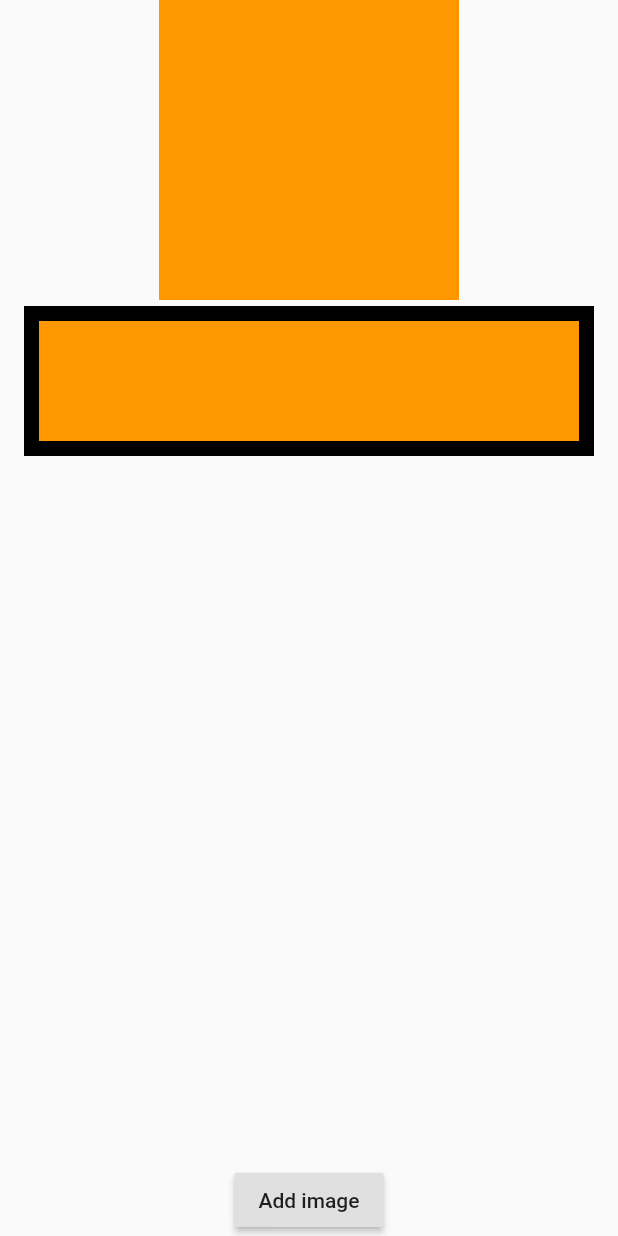
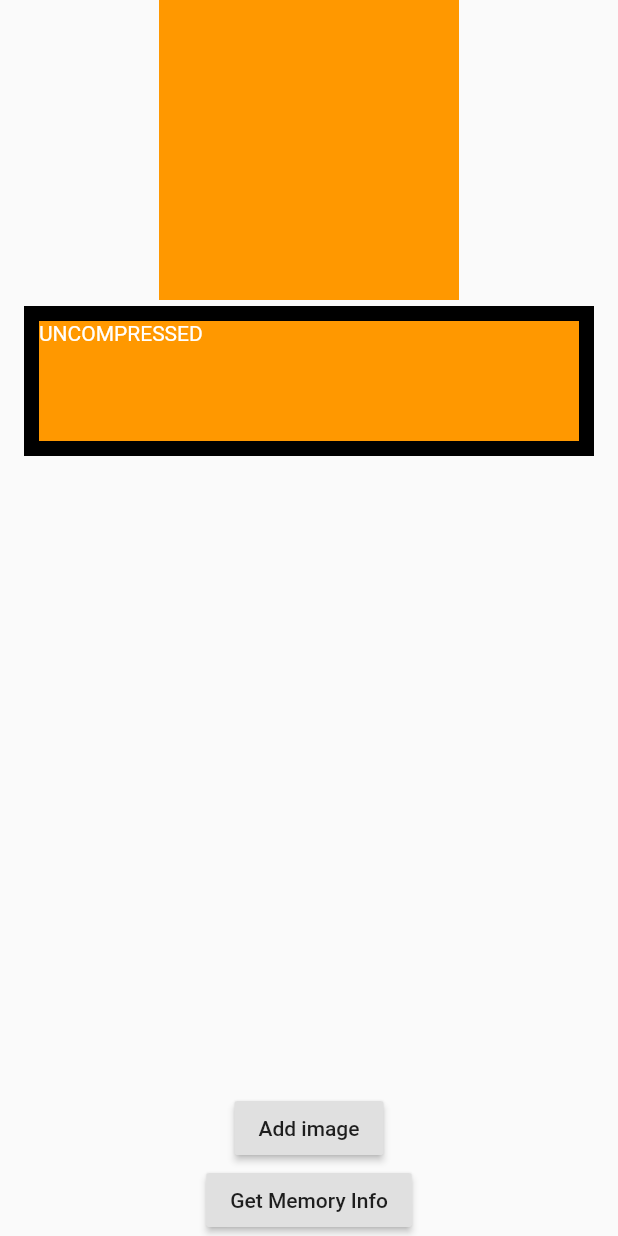
Before and after one commit to jaween/playground, a Flutter app: the screen it shows after launch, after a tap on "Use uncompressed", on a phone screen of 412 x 824 dp. Run offline on Flutter 3.47's test engine with Material 2 defaults, Android fonts, the light colour scheme and no system bars; our stand-ins replace rxdart, tuple; missing offline and left inert: flutter_sound.

Commit message:
Implement compression and decompression in flutter_compressed_images

```diff
--- /dev/null
+++ b/flutter_compressed_images/flutter_compressed_images/lib/drawing_canvas.dart
@@ -0,0 +1,71 @@
+import 'dart:ui' as ui;
+
+import 'package:flutter/material.dart' hide Image;
+import 'package:flutter_compressed_images/image_display.dart';
+import 'package:flutter_compressed_images/drawing_handler.dart';
+import 'package:flutter_compressed_images/image_holder.dart';
+
+typedef void ImageModifiedCallback(ui.Image image);
+
+class DrawingCanvas extends StatefulWidget {
+  final ImageHolder imageHolder;
+  final ImageModifiedCallback onImageModified;
+
+  DrawingCanvas({@required this.imageHolder, @required this.onImageModified});
+
+  @override
+  _DrawingCanvasState createState() => _DrawingCanvasState();
+}
+
+class _DrawingCanvasState extends State<DrawingCanvas> {
+  ui.Image _image;
+  DrawingHandler _handler;
+
+  @override
+  void initState() {
+    onImageHolderChanged();
+    super.initState();
+  }
+
+  @override
+  void didUpdateWidget(DrawingCanvas oldWidget) {
+    if (oldWidget.imageHolder != widget.imageHolder) {
+      onImageHolderChanged();
+    }
+    super.didUpdateWidget(oldWidget);
+  }
+
+  void onImageHolderChanged() {
+    widget.imageHolder.uiImage.then((image) async {
+      setState(() {
+        _image = image;
+        _handler = DrawingHandler(
+          image: image,
+          onImageReady: (newImage) async {
+            widget.onImageModified(newImage);
+            setState(() => _image = newImage);
+          },
+        );
+      });
+    });
+  }
+
+  @override
+  Widget build(BuildContext context) {
+    return Container(
+      width: 200,
+      height: 200,
+      color: _image == null ? Colors.grey : null,
+      child: _image == null
+          ? null
+          : GestureDetector(
+              onPanDown: (p) => _handler
+                  .start(p.localPosition / 200 * ImageHolder.size.width),
+              onPanUpdate: (p) => _handler
+                  .move(p.localPosition / 200 * ImageHolder.size.height),
+              onPanEnd: (d) => _handler.end(),
+              child: ImageDisplay(image: _image),
+            ),
+    );
+  }
+}
--- a/flutter_compressed_images/flutter_compressed_images/lib/drawing_window.dart
+++ /dev/null
@@ -1,73 +0,0 @@
-import 'dart:typed_data';
-import 'dart:ui' as ui;
-
-import 'package:flutter/material.dart' hide Image;
-import 'package:flutter_compressed_images/drawing_handler.dart';
-import 'package:flutter_compressed_images/image_holder.dart';
-import 'package:flutter_compressed_images/main.dart';
-
-class DrawingWindow extends StatefulWidget {
-  final ImageHolder imageHolder;
-  final Function onUpdate;
-
-  DrawingWindow({@required this.imageHolder, @required this.onUpdate});
-
-  @override
-  _DrawingWindowState createState() => _DrawingWindowState();
-}
-
-class _DrawingWindowState extends State<DrawingWindow> {
-  ui.Image _image;
-  DrawingHandler handler;
-
-  @override
-  void initState() {
-    newImageHolder();
-    super.initState();
-  }
-
-  @override
-  void didUpdateWidget(DrawingWindow oldWidget) {
-    if (oldWidget.imageHolder != widget.imageHolder) {
-      newImageHolder();
-    }
-    super.didUpdateWidget(oldWidget);
-  }
-
-  void newImageHolder() {
-    widget.imageHolder.image().then((image) async {
-      setState(() {
-        _image = image;
-        handler = DrawingHandler(
-          image: image,
-          onImageReady: (newImage) async {
-            setState(() => _image = newImage);
-            final pngData = await _image.toByteData(format: ui.ImageByteFormat.png);
-            widget.onUpdate(pngData.buffer.asUint8List());
-          },
-        );
-      });
-    });
-  }
-
-  @override
-  Widget build(BuildContext context) {
-    return Container(
-      width: 200,
-      height: 200,
-      color: _image == null ? Colors.grey : null,
-      child: _image == null
-          ? null
-          : GestureDetector(
-              onPanDown: (p) =>
-                  handler.start(p.localPosition / 200 * ImageHolder.size.width),
-              onPanUpdate: (p) =>
-                  handler.move(p.localPosition / 200 * ImageHolder.size.height),
-              onPanEnd: (d) => handler.end(),
-              child: CustomPaint(
-                painter: ImagePainter(image: _image),
-              ),
-            ),
-    );
-  }
-}
--- /dev/null
+++ b/flutter_compressed_images/flutter_compressed_images/lib/image_display.dart
@@ -0,0 +1,97 @@
+import 'dart:ui' as ui;
+
+import 'package:flutter/material.dart';
+import 'package:flutter_compressed_images/image_holder.dart';
+
+/// Displays the image based on which mode it is in.
+class ImageDisplay extends StatelessWidget {
+  final ImageHolder imageHolder;
+  final ui.Image image;
+
+  ImageDisplay({
+    this.imageHolder,
+    this.image,
+  }) : assert(imageHolder != null || image != null);
+
+  @override
+  Widget build(BuildContext context) {
+    return Stack(
+      fit: StackFit.expand,
+      children: <Widget>[
+        Builder(
+          builder: (context) {
+            if (image != null) {
+              return _buildDartUiImage(image);
+            } else if (imageHolder.editMode) {
+              return FutureBuilder<ui.Image>(
+                future: imageHolder.uiImage,
+                initialData: null,
+                builder: (context, snapshot) {
+                  if (snapshot.data == null) {
+                    return Container(
+                      color: Colors.black,
+                    );
+                  }
+                  return _buildDartUiImage(snapshot.data);
+                },
+              );
+            } else {
+              return _buildImageFromPngBytes(imageHolder);
+            }
+          },
+        ),
+        if (imageHolder?.editMode == true)
+          Text(
+            "UNCOMPRESSED",
+            style: Theme.of(context)
+                .textTheme
+                .bodyText2
+                .copyWith(color: Colors.white),
+          ),
+        if (imageHolder?.dirty == true)
+          Text(
+            "\nDIRTY",
+            style: Theme.of(context)
+                .textTheme
+                .bodyText2
+                .copyWith(color: Colors.white),
+          ),
+      ],
+    );
+  }
+
+  Widget _buildDartUiImage(ui.Image image) {
+    return CustomPaint(
+      painter: ImagePainter(image: image),
+    );
+  }
+
+  Widget _buildImageFromPngBytes(ImageHolder image) {
+    return Image.memory(
+      image.pngBytes,
+      fit: BoxFit.fill,
+      filterQuality: FilterQuality.none,
+    );
+  }
+}
+
+class ImagePainter extends CustomPainter {
+  final ui.Image image;
+
+  ImagePainter({@required this.image});
+
+  @override
+  bool shouldRepaint(CustomPainter oldDelegate) => true;
+
+  @override
+  void paint(ui.Canvas canvas, ui.Size size) {
+    final src = Rect.fromLTWH(
+      0,
+      0,
+      image.width.toDouble(),
+      image.height.toDouble(),
+    );
+    final dst = Rect.fromLTWH(0, 0, size.width, size.height);
+    canvas.drawImageRect(image, src, dst, Paint());
+  }
+}
--- a/flutter_compressed_images/flutter_compressed_images/lib/image_holder.dart
+++ b/flutter_compressed_images/flutter_compressed_images/lib/image_holder.dart
@@ -1,3 +1,4 @@
+import 'dart:async';
 import 'dart:math';
 import 'dart:typed_data';
 import 'dart:ui';
@@ -7,41 +8,130 @@ import 'package:flutter/foundation.dart';
 import 'package:flutter/material.dart';
 
 class ImageHolder {
-  static const size = Size(16, 16);
+  static const size = Size(1500, 1500);
 
   Uint8List _pngBytes;
+  ui.Image _image;
+  Completer<ui.Image> _pngDecodeCompleter;
+  bool _editMode = false;
+  bool _dirty = false;
 
-  ImageHolder();
+  ImageHolder._({@required Uint8List pngBytes}): _pngBytes = pngBytes;
 
-  ImageHolder.fromPng(Uint8List pngBytes) : _pngBytes = pngBytes;
-
-  Future<void> createImage(VoidCallback onImageReady) async {
+  static Future<ImageHolder> create() async {
     final pictureRecorder = PictureRecorder();
     final canvas = Canvas(pictureRecorder);
-    const colorList = [Colors.orange, Colors.blue, Colors.pink, Colors.purple];
+    const colorList = [
+      Colors.orange,
+      Colors.blue,
+      Colors.pink,
+      Colors.purple,
+      Colors.green,
+      Colors.amber,
+      Colors.brown,
+      Colors.cyan,
+      Colors.lightGreen,
+      Colors.lightBlue
+    ];
     final random = Random();
     final index = random.nextInt(colorList.length);
     canvas.drawColor(colorList[index], BlendMode.color);
     final picture = pictureRecorder.endRecording();
     final image = await picture.toImage(
-
       size.width.toInt(),
       size.height.toInt(),
     );
     final bytes = await image.toByteData(format: ImageByteFormat.png);
-    _pngBytes = bytes.buffer.asUint8List();
+    return ImageHolder._(pngBytes: bytes.buffer.asUint8List());
+  }
+
+  Future<void> createImage({@required VoidCallback onImageReady}) async {
+
     onImageReady();
   }
 
-  Uint8List pngBytes() => _pngBytes;
+  bool get dirty => _dirty;
 
-  Future<ui.Image> image() async {
-    if (_pngBytes == null) {
-      return null;
+  bool get editMode => _editMode;
+
+  Uint8List get pngBytes => _pngBytes;
+
+  Future<ui.Image> get uiImage => _pngDecodeCompleter.future;
+
+  Future<void> beginEditing() {
+    if (editMode) {
+      return _pngDecodeCompleter.future;
     }
-    final bytes = _pngBytes;
-    final codec = await instantiateImageCodec(bytes);
-    final frame = await codec.getNextFrame();
-    return frame.image;
+
+    _editMode = true;
+    _pngDecodeCompleter = Completer<ui.Image>();
+    final decode = () async {
+      final codec = await instantiateImageCodec(_pngBytes);
+      final frame = await codec.getNextFrame();
+      _image = frame.image;
+      _pngDecodeCompleter?.complete(_image);
+    };
+    decode();
+    return _pngDecodeCompleter.future;
+  }
+
+  void edited({@required ui.Image edited}) async {
+    assert(editMode);
+    _image = edited;
+    _dirty = true;
+    _pngDecodeCompleter = Completer<ui.Image>();
+    _pngDecodeCompleter.complete(edited);
+  }
+
+  Future<void> endEditing() async {
+    assert(editMode);
+
+    if (dirty) {
+      final pngByteData = await _image.toByteData(format: ImageByteFormat.png);
+      _pngBytes = pngByteData.buffer.asUint8List();
+    }
+
+    _editMode = false;
+    _pngDecodeCompleter = null;
+    _image = null;
+    _dirty = false;
   }
 }
+
+/**
+    Uint8List _pngBytes;
+    ui.Image _image;
+    Completer<ui.Image> _imageCompleter;
+
+    bool get editMode;
+
+    Uint8List get readOnlyImage {
+    assert(!editMode);
+    return _pngBytes;
+    }
+
+    Future<ui.Image> beginEditing() async {
+    if (editMode) {
+    return Future.value(_image);
+    }
+
+    final decode = () async {
+    final codec = await instantiateImageCodec(_pngBytes);
+    final frame = await codec.getNextFrame();
+    _image = frame.image;
+    editMode = true;
+    _imageCompleter.completer(_image);
+    };
+    decode();
+    return _imageCompleter.future;
+    }
+
+    Future<void> completeEditing({ui.Image image}) async {
+    assert(editMode);
+    if (_editMode && image != null && image != _image) {
+    _pngData = await image.toByteData(format: PNG);
+    _image = null;
+    }
+    _editMode = false;
+    }
+ */
--- a/flutter_compressed_images/flutter_compressed_images/lib/image_list_screen.dart
+++ /dev/null
@@ -1,116 +0,0 @@
-import 'dart:ui' as ui;
-
-import 'package:flutter/foundation.dart';
-import 'package:flutter/material.dart';
-import 'package:flutter_compressed_images/drawing_window.dart';
-import 'package:flutter_compressed_images/image_holder.dart';
-import 'package:flutter_compressed_images/main.dart';
-
-class ImageListScreen extends StatefulWidget {
-  final bool png;
-
-  ImageListScreen({@required this.png});
-
-  @override
-  _ImageListScreenState createState() => _ImageListScreenState();
-}
-
-class _ImageListScreenState extends State<ImageListScreen> {
-  final images = <ImageHolder>[];
-  int _selected;
-
-  @override
-  void initState() {
-    _addImage();
-
-    super.initState();
-  }
-
-  void _addImage() {
-    final image = ImageHolder();
-    image.createImage(() {
-      if (mounted) {
-        setState(() {
-          _selected = 0;
-          images.add(image);
-        });
-      }
-    });
-  }
-
-  @override
-  Widget build(BuildContext context) {
-    return Scaffold(
-      body: SafeArea(
-        child: Column(
-          mainAxisSize: MainAxisSize.max,
-          children: <Widget>[
-            if (_selected != null)
-              DrawingWindow(
-                imageHolder: images[_selected],
-                onUpdate: (pngBytes) {
-                  setState(() => images[_selected] = ImageHolder.fromPng(pngBytes));
-                },
-              ),
-            Expanded(
-              child: ListView.builder(
-                itemCount: images.length,
-                itemBuilder: (context, index) {
-                  final image = images[index];
-                  return ListTile(
-                    onTap: () {
-                      setState(() {
-                        _selected = index;
-                      });
-                    },
-                    title: Container(
-                      width: 100,
-                      height: 100,
-                      decoration: BoxDecoration(
-                        border: Border.all(
-                          width: _selected == index ? 10 : 1,
-                        ),
-                      ),
-                      child: widget.png
-                          ? _buildPngImage(image)
-                          : _buildBytesImage(image),
-                    ),
-                  );
-                },
-              ),
-            ),
-            RaisedButton(
-              child: Text("Add image"),
-              onPressed: _addImage,
-            ),
-          ],
-        ),
-      ),
-    );
-  }
-
-  Widget _buildBytesImage(ImageHolder image) {
-    return FutureBuilder<ui.Image>(
-      future: image.image(),
-      initialData: null,
-      builder: (context, snapshot) {
-        if (snapshot.data == null) {
-          return Container(
-            color: Colors.blue,
-          );
-        }
-        return CustomPaint(
-          painter: ImagePainter(image: snapshot.data),
-        );
-      },
-    );
-  }
-
-  Widget _buildPngImage(ImageHolder image) {
-    return Image.memory(
-      image.pngBytes(),
-      fit: BoxFit.fill,
-      filterQuality: FilterQuality.none,
-    );
-  }
-}
--- /dev/null
+++ b/flutter_compressed_images/flutter_compressed_images/lib/list_screen.dart
@@ -0,0 +1,113 @@
+import 'package:flutter/material.dart';
+import 'package:flutter/services.dart';
+import 'package:flutter_compressed_images/image_display.dart';
+import 'package:flutter_compressed_images/drawing_canvas.dart';
+import 'package:flutter_compressed_images/image_holder.dart';
+
+class ListScreen extends StatefulWidget {
+  ListScreen();
+
+  @override
+  _ListScreenState createState() => _ListScreenState();
+}
+
+class _ListScreenState extends State<ListScreen> {
+  final _images = <ImageHolder>[];
+  int _selected;
+
+  @override
+  void initState() {
+    _addNewImageHolder().then((_) {
+      if (mounted) {
+        setState(() {
+          setState(() {
+            _selected = 0;
+            _images[_selected].beginEditing().then((_) => setState(() => {}));
+          });
+        });
+      }
+    });
+
+    super.initState();
+  }
+
+  Future<void> _addNewImageHolder() async {
+    final image = await ImageHolder.create();
+    if (mounted) {
+      setState(() => _images.add(image));
+    }
+  }
+
+  @override
+  Widget build(BuildContext context) {
+    return Scaffold(
+      body: SafeArea(
+        child: Column(
+          mainAxisSize: MainAxisSize.max,
+          children: <Widget>[
+            if (_selected != null)
+              DrawingCanvas(
+                imageHolder: _images[_selected],
+                onImageModified: (uiImage) {
+                  setState(() {
+                    _images[_selected].edited(edited: uiImage);
+                  });
+                },
+              ),
+            Expanded(
+              child: ListView.builder(
+                itemCount: _images.length,
+                itemBuilder: (context, index) {
+                  return ListTile(
+                    onTap: () async {
+                      // TODO: Maybe make end then begin more robust to not need this check
+                      if (_selected == index) {
+                        return;
+                      }
+
+                      _images[_selected]
+                          .endEditing()
+                          .then((_) => setState(() {}));
+                      setState(() {
+                        _selected = index;
+                        _images[_selected]
+                            .beginEditing()
+                            .then((_) => setState(() {
+                                  print("Editing ready");
+                                }));
+                      });
+                    },
+                    title: Container(
+                      width: 100,
+                      height: 100,
+                      decoration: BoxDecoration(
+                        border: Border.all(
+                          width: _selected == index ? 10 : 1,
+                        ),
+                      ),
+                      child: ImageDisplay(
+                        imageHolder: _images[index],
+                      ),
+                    ),
+                  );
+                },
+              ),
+            ),
+            RaisedButton(
+              child: Text("Add image"),
+              onPressed: _addNewImageHolder,
+            ),
+            RaisedButton(
+              child: Text("Get Memory Info"),
+              onPressed: () async {
+                final channel = MethodChannel('com.jaween.test');
+                final info = await channel.invokeMethod('getMemoryInfo');
+                print(info);
+              },
+            ),
+          ],
+        ),
+      ),
+    );
+  }
+}
--- a/flutter_compressed_images/flutter_compressed_images/lib/main.dart
+++ b/flutter_compressed_images/flutter_compressed_images/lib/main.dart
@@ -1,10 +1,6 @@
-import 'dart:typed_data';
-import 'dart:ui' as ui;
+import 'package:flutter/material.dart';
 
-import 'package:flutter/material.dart';
-import 'package:flutter_compressed_images/image_holder.dart';
-
-import 'image_list_screen.dart';
+import 'list_screen.dart';
 
 void main() {
   runApp(AppMenu());
@@ -20,13 +16,13 @@ class AppMenu extends StatelessWidget {
           case 'image':
             return MaterialPageRoute(
               settings: settings,
-              builder: (context) => ImageListScreen(png: false),
+              builder: (context) => ListScreen(),
             );
             break;
           case 'png':
             return MaterialPageRoute(
               settings: settings,
-              builder: (context) => ImageListScreen(png: true),
+              builder: (context) => ListScreen(),
             );
             break;
           case 'menu':
@@ -70,24 +66,3 @@ class AppMenu extends StatelessWidget {
     );
   }
 }
-
-class ImagePainter extends CustomPainter {
-  final ui.Image image;
-
-  ImagePainter({@required this.image});
-
-  @override
-  bool shouldRepaint(CustomPainter oldDelegate) => true;
-
-  @override
-  void paint(ui.Canvas canvas, ui.Size size) {
-    final src = Rect.fromLTWH(
-      0,
-      0,
-      image.width.toDouble(),
-      image.height.toDouble(),
-    );
-    final dst = Rect.fromLTWH(0, 0, size.width, size.height);
-    canvas.drawImageRect(image, src, dst, Paint());
-  }
-}
```
Also changed, not shown: flutter_compressed_images/flutter_compressed_images/lib/drawing_handler.dart (+1 -8 lines), 2 other files.
